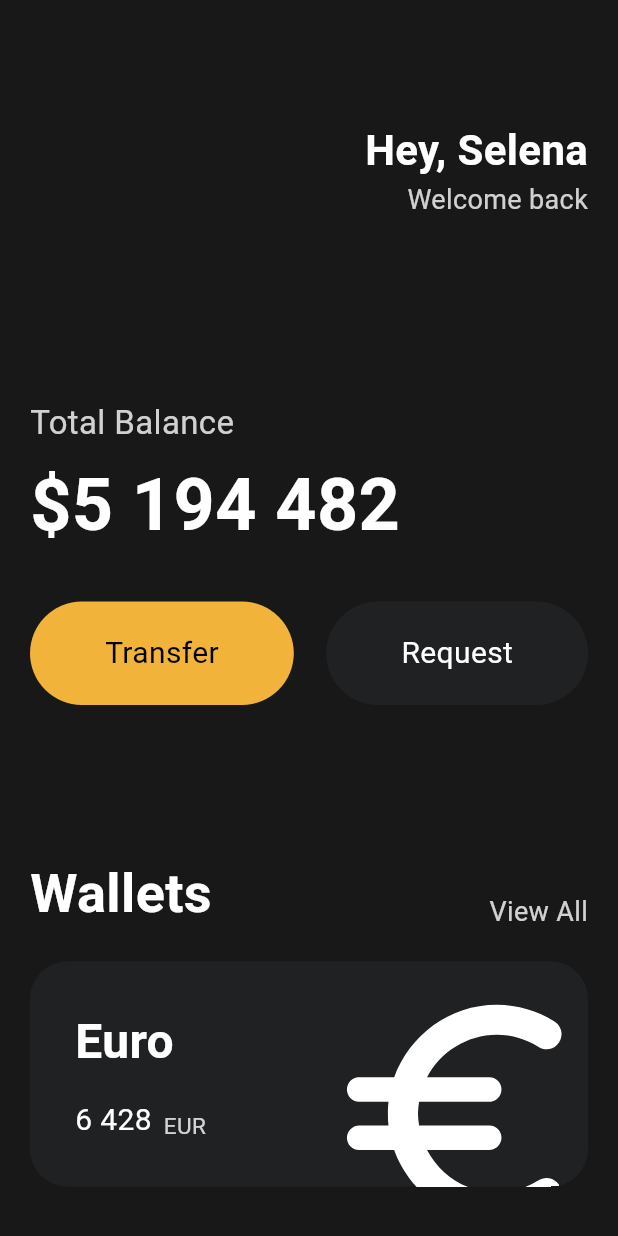
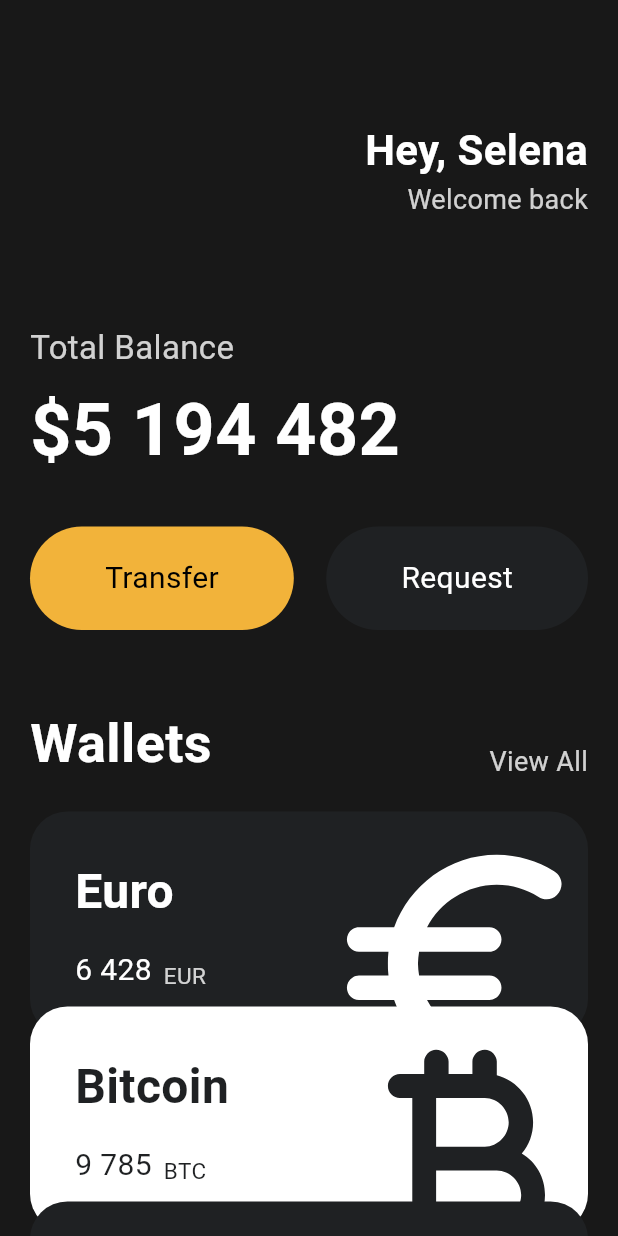
Before and after one commit to JohnnyKnon/flutter-study, a Flutter app: the screen it shows after launch, on a phone screen of 412 x 824 dp. Run offline on Flutter 3.47's test engine with Material 3 defaults, Android fonts, the phone set to English and light mode, and no system bars.

Commit message:
Currency_card 커밋

```diff
--- a/toonflix/lib/main.dart
+++ b/toonflix/lib/main.dart
@@ -1,5 +1,6 @@
 import 'package:flutter/material.dart';
 import 'package:toonflix/widgets/Button.dart';
+import 'package:toonflix/widgets/currency_card.dart';
 
 void main() {
   runApp(const App());
@@ -13,7 +14,8 @@ class App extends StatelessWidget {
     return MaterialApp(
         home: Scaffold(
       backgroundColor: const Color(0xFF181818),
-      body: Padding(
+      body: SingleChildScrollView(
+        child: Padding(
           padding: const EdgeInsets.symmetric(
             horizontal: 20,
           ),
@@ -45,7 +47,7 @@ class App extends StatelessWidget {
                 ],
               ),
               const SizedBox(
-                height: 120,
+                height: 70,
               ),
               Text(
                 'Total Balance',
@@ -84,7 +86,7 @@ class App extends StatelessWidget {
                 ],
               ),
               const SizedBox(
-                height: 100,
+                height: 50,
               ),
               Row(
                 mainAxisAlignment: MainAxisAlignment.spaceBetween,
@@ -109,71 +111,31 @@ class App extends StatelessWidget {
               const SizedBox(
                 height: 20,
               ),
-              Container(
-                clipBehavior: Clip.hardEdge,
-                decoration: BoxDecoration(
-                    color: const Color(0xFF1F2123),
-                    borderRadius: BorderRadius.circular(25)),
-                child: Padding(
-                  padding: const EdgeInsets.all(30),
-                  child: Row(
-                    mainAxisAlignment: MainAxisAlignment.spaceBetween,
-                    children: [
-                      Column(
-                        crossAxisAlignment: CrossAxisAlignment.start,
-                        children: [
-                          const Text(
-                            'Euro',
-                            style: TextStyle(
-                              color: Colors.white,
-                              fontSize: 32,
-                              fontWeight: FontWeight.w600,
+              CurrencyCard(
+                name: 'Euro',
+                code: 'EUR',
+                amount: '6 428',
+                icon: Icons.euro_rounded,
+                order: 1,
               ),
+              CurrencyCard(
+                name: 'Bitcoin',
+                code: 'BTC',
+                amount: '9 785',
+                icon: Icons.currency_bitcoin_rounded,
+                order: 2,
               ),
-                          const SizedBox(
-                            height: 15,
-                          ),
-                          Row(
-                            crossAxisAlignment: CrossAxisAlignment.end,
-                            children: [
-                              const Text(
-                                '6 428',
-                                style: TextStyle(
-                                  color: Colors.white,
-                                  fontSize: 20,
-                                ),
-                              ),
-                              const SizedBox(
-                                width: 8,
-                              ),
-                              Text(
-                                'EUR',
-                                style: TextStyle(
-                                  color: Colors.white.withOpacity(0.8),
-                                  fontSize: 15,
-                                ),
+              CurrencyCard(
+                name: 'Dollar',
+                code: 'USD',
+                amount: '785',
+                icon: Icons.attach_money_rounded,
+                order: 3,
               ),
             ],
           ),
-                        ],
-                      ),
-                      Transform.scale(
-                        scale: 2.2,
-                        child: Transform.translate(
-                          offset: const Offset(-5, 12),
-                          child: const Icon(
-                            Icons.euro_rounded,
-                            color: Colors.white,
-                            size: 88,
         ),
       ),
-                      )
-                    ],
-                  ),
-                ),
-              )
-            ],
-          )),
     ));
   }
 }
--- /dev/null
+++ b/toonflix/lib/widgets/currency_card.dart
@@ -0,0 +1,93 @@
+import 'package:flutter/material.dart';
+
+class CurrencyCard extends StatelessWidget {
+  final String name, code, amount;
+  final int order;
+  final IconData icon;
+  final bool isInverted;
+  final double offset;
+
+  final _blackColor = const Color(0xFF1F2123);
+
+  CurrencyCard({
+    super.key,
+    required this.name,
+    required this.code,
+    required this.amount,
+    required this.icon,
+    required this.order,
+  })  : isInverted = order.isEven,
+        offset = (order == 1) ? 0.0 : (order - 1) * -20.0;
+
+  @override
+  Widget build(BuildContext context) {
+    return Transform.translate(
+      offset: Offset(0, offset),
+      child: Container(
+        clipBehavior: Clip.hardEdge,
+        decoration: BoxDecoration(
+            color: isInverted ? Colors.white : _blackColor,
+            borderRadius: BorderRadius.circular(25)),
+        child: Padding(
+          padding: const EdgeInsets.all(30),
+          child: Row(
+            mainAxisAlignment: MainAxisAlignment.spaceBetween,
+            children: [
+              Column(
+                crossAxisAlignment: CrossAxisAlignment.start,
+                children: [
+                  Text(
+                    name,
+                    style: TextStyle(
+                      color: isInverted ? _blackColor : Colors.white,
+                      fontSize: 32,
+                      fontWeight: FontWeight.w600,
+                    ),
+                  ),
+                  const SizedBox(
+                    height: 15,
+                  ),
+                  Row(
+                    crossAxisAlignment: CrossAxisAlignment.end,
+                    children: [
+                      Text(
+                        amount,
+                        style: TextStyle(
+                          color: isInverted ? _blackColor : Colors.white,
+                          fontSize: 20,
+                        ),
+                      ),
+                      const SizedBox(
+                        width: 8,
+                      ),
+                      Text(
+                        code,
+                        style: TextStyle(
+                          color: isInverted
+                              ? _blackColor
+                              : Colors.white.withOpacity(0.8),
+                          fontSize: 15,
+                        ),
+                      ),
+                    ],
+                  ),
+                ],
+              ),
+              Transform.scale(
+                scale: 2.2,
+                child: Transform.translate(
+                  offset: const Offset(-5, 12),
+                  child: Icon(
+                    icon,
+                    color: isInverted ? _blackColor : Colors.white,
+                    size: 88,
+                  ),
+                ),
+              )
+            ],
+          ),
+        ),
+      ),
+    );
+  }
+}
```
Lines whose indentation alone changed are shown as unchanged.
